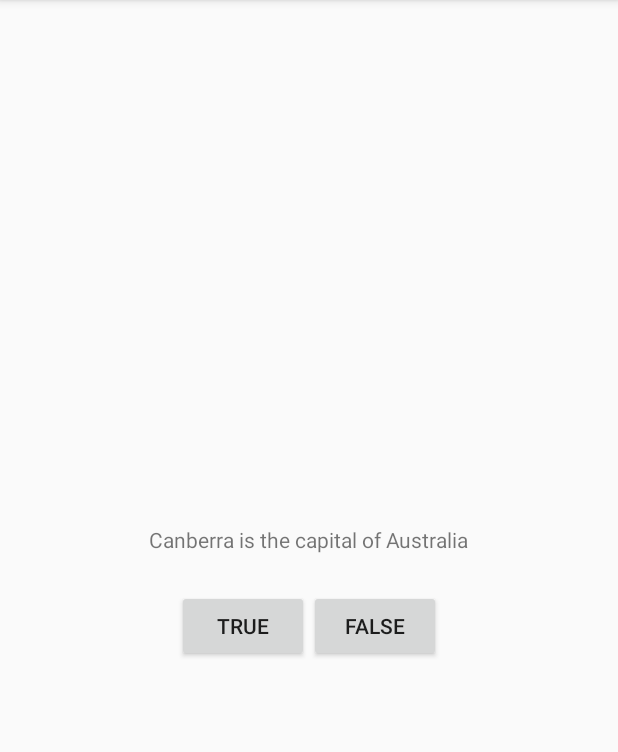
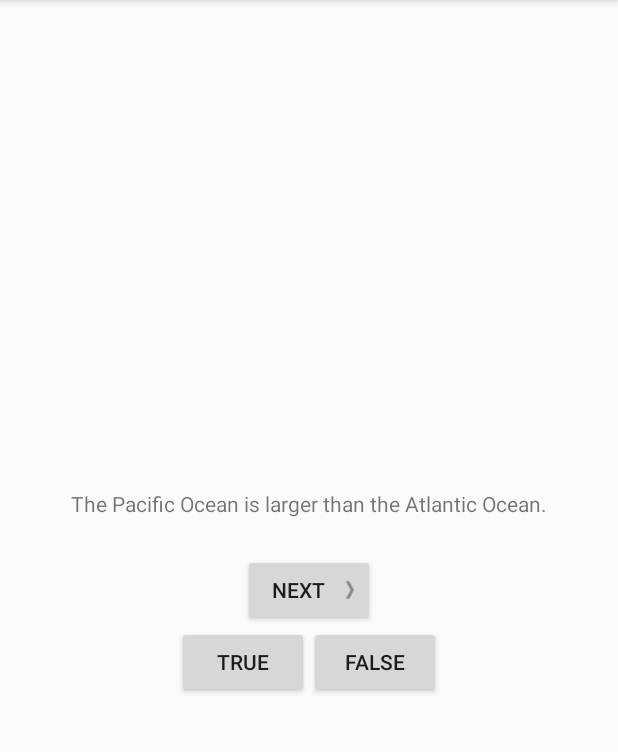
Before and after one commit to Jason0x55/deep-dive-geoquiz, an Android app: the screen it shows after launch (QuizActivity), after a tap on "TRUE", on a phone screen of 412 x 824 dp, the part 84-836 px from its top. Run offline under Robolectric (Android 15) with nearby library versions, the phone set to English and light mode, and no system bars; 1 other tap on this screen came first.

Commit message:
Added Question class and next button.

```diff
--- /dev/null
+++ b/app/src/main/java/edu/cnm/deepdive/jrafferty/geoquiz/Question.java
@@ -0,0 +1,28 @@
+package edu.cnm.deepdive.jrafferty.geoquiz;
+
+public class Question {
+  private int mTextResId;
+  private boolean mAnswerTrue;
+
+  public int getTextResId() {
+    return mTextResId;
+  }
+
+  public void setTextResId(int textResId) {
+    mTextResId = textResId;
+  }
+
+  public boolean isAnswerTrue() {
+    return mAnswerTrue;
+  }
+
+  public void setAnswerTrue(boolean answerTrue) {
+    mAnswerTrue = answerTrue;
+  }
+
+  public Question(int textResId, boolean answerTrue) {
+    mTextResId = textResId;
+    mAnswerTrue = answerTrue;
+  }
+
+}
--- a/app/src/main/java/edu/cnm/deepdive/jrafferty/geoquiz/QuizActivity.java
+++ b/app/src/main/java/edu/cnm/deepdive/jrafferty/geoquiz/QuizActivity.java
@@ -4,36 +4,80 @@ import android.support.v7.app.AppCompatActivity;
 import android.os.Bundle;
 import android.view.View;
 import android.widget.Button;
+import android.widget.TextView;
 import android.widget.Toast;
 
 public class QuizActivity extends AppCompatActivity {
 
   private Button mTrueButton;
   private Button mFalseButton;
+  private Button mNextButton;
+  private TextView mQuestionTextView;
+
+  private Question[] mQuestionBank = new Question[] {
+      new Question(R.string.question_australia, true),
+      new Question(R.string.question_oceans, true),
+      new Question(R.string.question_mideast, false),
+      new Question(R.string.question_africa, false),
+      new Question(R.string.question_americas, true),
+      new Question(R.string.question_asia, true),
+  };
+
+  private int mCurrentIndex = 0;
 
   @Override
   protected void onCreate(Bundle savedInstanceState) {
     super.onCreate(savedInstanceState);
     setContentView(R.layout.activity_quiz);
 
+    mQuestionTextView = (TextView) findViewById(R.id.question_text_view);
+
     mTrueButton = (Button) findViewById(R.id.true_button);
     mTrueButton.setOnClickListener(new View.OnClickListener() {
       @Override
       public void onClick(View v) {
-        Toast.makeText(QuizActivity.this,
-                      R.string.correct_toast,
-                      Toast.LENGTH_SHORT).show();
+        checkAnswer(true);
       }
     });
     mFalseButton = (Button) findViewById(R.id.false_button);
     mFalseButton.setOnClickListener(new View.OnClickListener() {
       @Override
       public void onClick(View v) {
-        Toast.makeText(QuizActivity.this,
-                      R.string.incorrect_toast,
-                      Toast.LENGTH_SHORT).show();
+        checkAnswer(false);
       }
     });
 
+    mNextButton = (Button) findViewById(R.id.next_button);
+    mNextButton.setOnClickListener(new View.OnClickListener() {
+      @Override
+      public void onClick(View v) {
+        mCurrentIndex = (mCurrentIndex + 1) % mQuestionBank.length;
+        updateQuestion();
+      }
+    });
+
+    updateQuestion();
+
   }
+
+  private void updateQuestion() {
+    int question = mQuestionBank[mCurrentIndex].getTextResId();
+    mQuestionTextView.setText(question);
+  }
+
+  private void checkAnswer(boolean userPressedTrue) {
+    boolean answerIsTrue = mQuestionBank[mCurrentIndex].isAnswerTrue();
+
+    int messageResId = 0;
+
+    if (userPressedTrue == answerIsTrue) {
+      messageResId = R.string.correct_toast;
+    } else {
+      messageResId = R.string.incorrect_toast;
+    }
+
+    Toast.makeText(this, messageResId, Toast.LENGTH_SHORT)
+        .show();
+  }
+
 }
--- a/app/src/main/res/layout/activity_quiz.xml
+++ b/app/src/main/res/layout/activity_quiz.xml
@@ -6,10 +6,18 @@
   android:orientation="vertical">
 
   <TextView
+    android:id="@+id/question_text_view"
     android:layout_width="wrap_content"
     android:layout_height="wrap_content"
-    android:padding="24dp"
-    android:text="@string/question_text"/>
+    android:padding="24dp"/>
+
+  <Button
+    android:id="@+id/next_button"
+    android:layout_width="wrap_content"
+    android:layout_height="wrap_content"
+    android:text="@string/next_button"
+    android:drawableRight="@drawable/arrow_right"
+    android:drawablePadding="4dp"/>
 
   <LinearLayout
     android:layout_width="wrap_content"
--- a/app/src/main/res/values/strings.xml
+++ b/app/src/main/res/values/strings.xml
@@ -1,8 +1,14 @@
 <resources>
   <string name="app_name">GeoQuiz</string>
-  <string name="question_text">Canberra is the capital of Australia</string>
+  <string name="question_australia">Canberra is the capital of Australia</string>
+  <string name="question_oceans">The Pacific Ocean is larger than the Atlantic Ocean.</string>
+  <string name="question_mideast">The Suez Canal connects the Red Sea and the Indian Ocean.</string>
+  <string name="question_africa">The source of the Nile River is in Egypt.</string>
+  <string name="question_americas">The Amazon River is the longest river in the Americas.</string>
+  <string name="question_asia">Lake Baikal is the world\'s oldest and deepest freshwater lake.</string>
   <string name="true_button">True</string>
   <string name="false_button">False</string>
+  <string name="next_button">Next</string>
   <string name="correct_toast">Correct!</string>
   <string name="incorrect_toast">Incorrect!</string>
 </resources>
```
Also changed, not shown: app/src/main/res/drawable-hdpi/arrow_left.png (added), app/src/main/res/drawable-hdpi/arrow_right.png (added), app/src/main/res/drawable-mdpi/arrow_left.png (added), app/src/main/res/drawable-mdpi/arrow_right.png (added), app/src/main/res/drawable-xhdpi/arrow_left.png (added), app/src/main/res/drawable-xhdpi/arrow_right.png (added), app/src/main/res/drawable-xxhdpi/arrow_left.png (added), app/src/main/res/drawable-xxhdpi/arrow_right.png (added).
